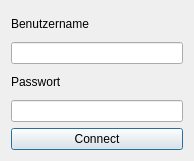
This is DBS-Bauer/login.ui in t-script/DBS-Bauer as Qt 5 draws it before an edit. The edited form follows.
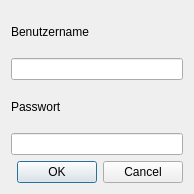
This is the edited form.

Commit message: login funktioniert nun einwandfrei.

The edit to the form file:
```diff
--- a/DBS-Bauer/login.ui
+++ b/DBS-Bauer/login.ui
@@ -13,7 +13,7 @@
     <x>0</x>
     <y>0</y>
     <width>194</width>
-    <height>161</height>
+    <height>194</height>
    </rect>
   </property>
   <property name="contextMenuPolicy">
@@ -56,9 +56,9 @@
     </layout>
    </item>
    <item>
-    <widget class="QPushButton" name="pushButton">
-     <property name="text">
-      <string>Connect</string>
+    <widget class="QDialogButtonBox" name="buttonBox">
+     <property name="standardButtons">
+      <set>QDialogButtonBox::Cancel|QDialogButtonBox::Ok</set>
      </property>
     </widget>
    </item>
```
The commit also changes 3 other files.
